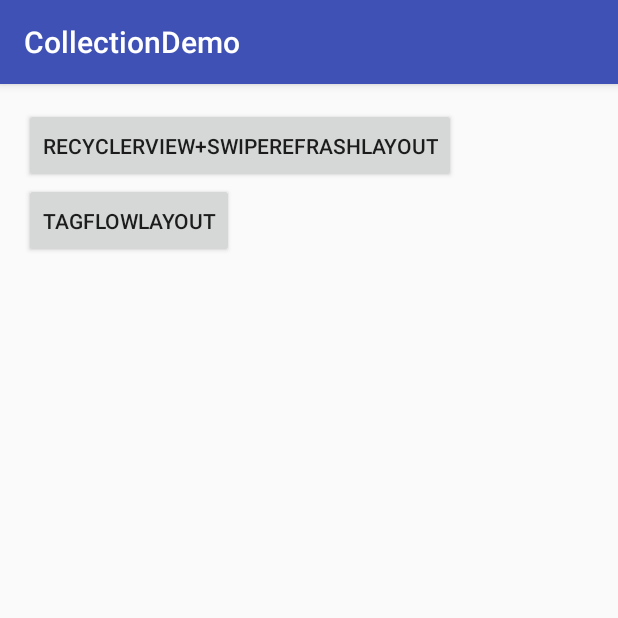
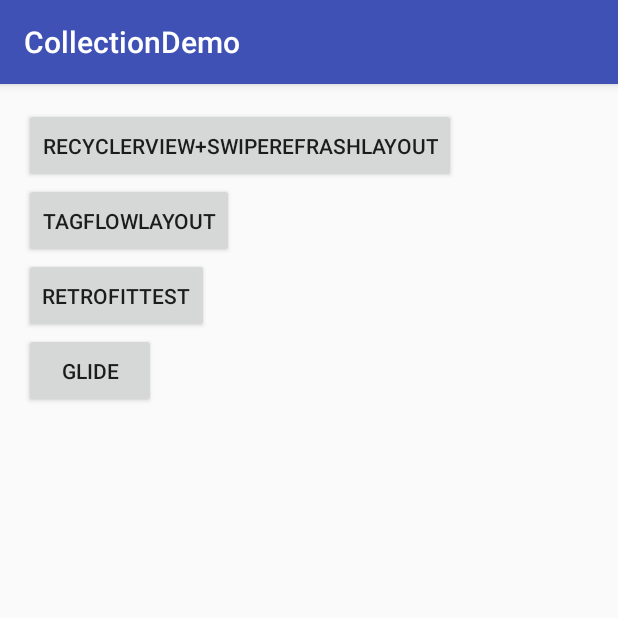
Before and after one commit to wapchief/android-CollectionDemo, an Android app: the screen it shows after launch (MainActivity), on a phone screen of 412 x 824 dp, the top half of it. Run offline under Robolectric (Android 15) with nearby library versions, the phone set to English and light mode, and no system bars; our stand-ins replace ButterKnife.

Commit message:
glide缓存

```diff
--- a/app/src/main/AndroidManifest.xml
+++ b/app/src/main/AndroidManifest.xml
@@ -24,6 +24,10 @@
             android:theme="@style/Theme.AppCompat.Light.NoActionBar" />
         <!--FlowLayout-->
         <activity android:name=".activity.FlowLayoutActivity"/>
+        <!--网络访问-->
+        <activity android:name=".activity.OkhttpRetrofitActivity"/>
+        <!--glide图片加载-->
+        <activity android:name=".activity.GlideActivity"/>
     </application>
 
 </manifest>
--- a/app/src/main/res/layout/activity_main.xml
+++ b/app/src/main/res/layout/activity_main.xml
@@ -39,6 +39,16 @@
             android:text="TagFlowLayout"
             android:layout_width="wrap_content"
             android:layout_height="50dp" />
+        <Button
+            android:id="@+id/bt_retrofit"
+            android:text="Retrofittest"
+            android:layout_width="wrap_content"
+            android:layout_height="50dp" />
+        <Button
+            android:id="@+id/bt_glide"
+            android:text="glide"
+            android:layout_width="wrap_content"
+            android:layout_height="50dp" />
     </LinearLayout>
 
     <android.support.v7.widget.RecyclerView
```
Also changed, not shown: app/build.gradle (+11 -0 lines), app/src/main/java/wapchief/com/collectiondemo/activity/GlideActivity.java (added, +35 -0 lines), app/src/main/res/layout/glide.xml (added, +11 -0 lines).
